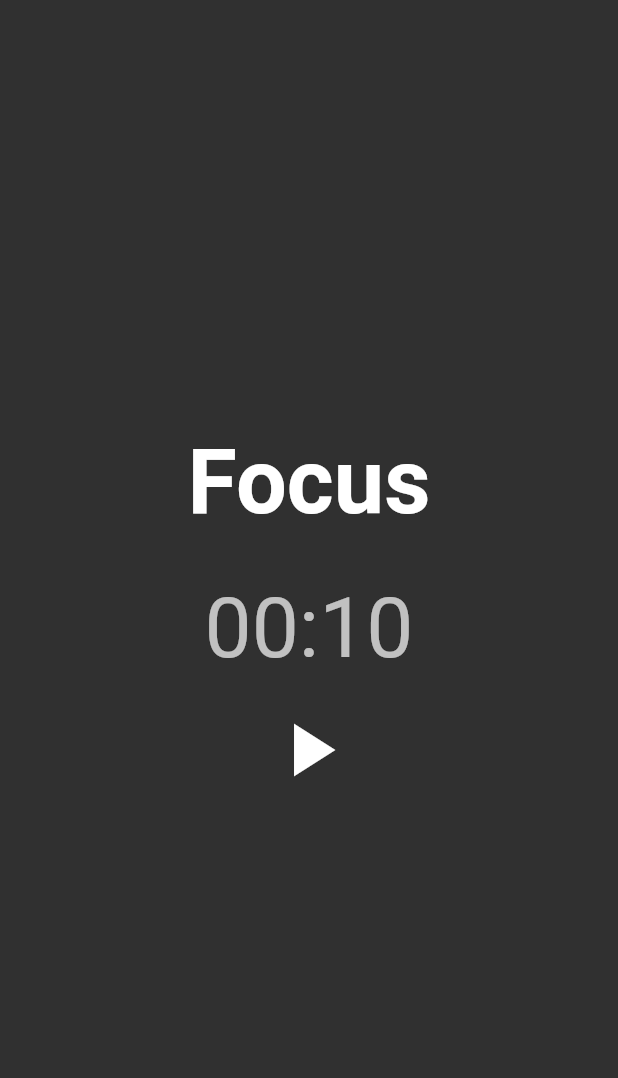
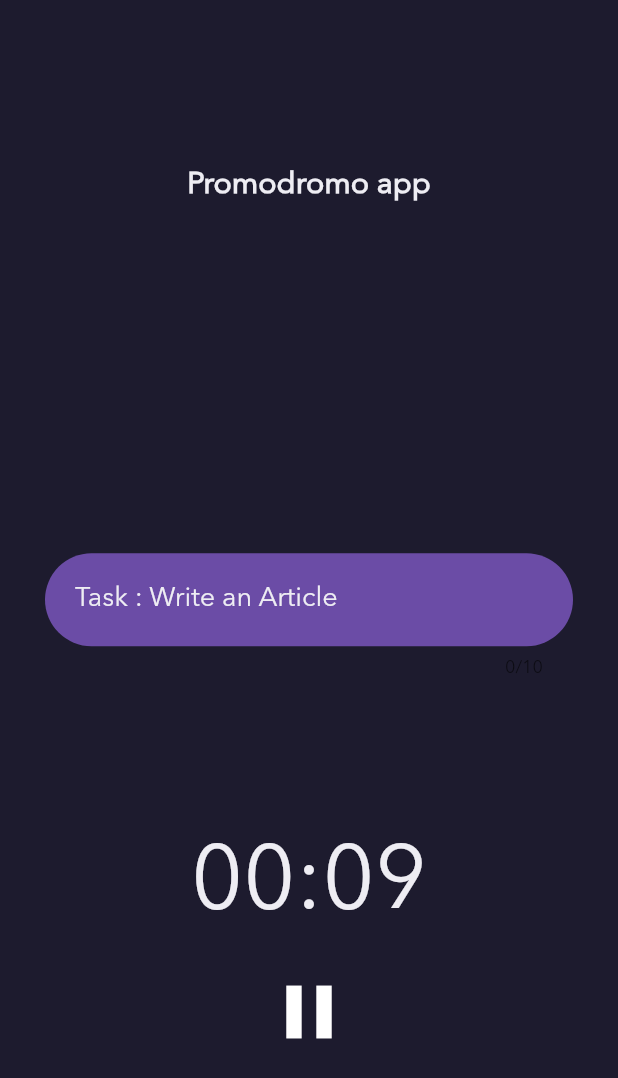
Before and after one commit to ayyyushhhhh/promodromo-timer, a Flutter app: the screen it shows after launch, after a tap on the "play arrow" icon, on a phone screen of 412 x 824 dp. Shown: the top 1078 px of the screen. Run offline on Flutter 3.47's test engine with Material 2 defaults, Android fonts, the phone set to English and light mode, and no system bars.

Commit message:
work timer provider added

```diff
--- a/lib/blocs/timer_bloc.dart
+++ /dev/null
@@ -1,56 +0,0 @@
-import 'dart:async';
-
-class WorkTimerBloc {
-  Timer? timer;
-  Duration duration = const Duration(seconds: 10);
-  final StreamController<Duration> _timerController =
-      StreamController<Duration>();
-
-  Stream<Duration> get timerStream => _timerController.stream;
-
-  void startTimer() {
-    timer = Timer.periodic(
-      const Duration(seconds: 1),
-      (_) {
-        if (duration.inSeconds > 0) {
-          _timerController.sink.add(duration);
-          duration = duration - const Duration(seconds: 1);
-        } else {
-          _timerController.sink.add(const Duration(seconds: 0));
-          stopTimer();
-        }
-      },
-    );
-  }
-
-  void startBreak() {
-    duration = const Duration(minutes: 5);
-    _timerController.sink.add(duration);
-    stopTimer();
-  }
-
-  bool sessionComplete() {
-    if (timer != null) {
-      if (timer!.isActive && duration.inSeconds <= 0) {
-        return true;
-      }
-    }
-    return false;
-  }
-
-  bool isActive() {
-    if (timer == null) {
-      return false;
-    } else {
-      if (timer!.isActive) {
-        return true;
-      } else {
-        return false;
-      }
-    }
-  }
-
-  void stopTimer() {
-    timer?.cancel();
-  }
-}
--- a/lib/main.dart
+++ b/lib/main.dart
@@ -1,7 +1,8 @@
 import 'package:flutter/material.dart';
-import 'package:promodromo/blocs/timer_bloc.dart';
+import 'package:promodromo/models/promodromo/timer_model.dart';
 import 'package:promodromo/models/session_model.dart';
 import 'package:promodromo/screens/home_screen.dart';
+import 'package:promodromo/utils/app_colors.dart';
 import 'package:provider/provider.dart';
 
 void main() {
@@ -15,13 +16,12 @@ class MyApp extends StatelessWidget {
   Widget build(BuildContext context) {
     return MaterialApp(
       title: 'Promodromo App',
-      theme: ThemeData.dark().copyWith(
-        canvasColor: Colors.black45,
-      ),
+      theme: ThemeData(
+          scaffoldBackgroundColor: scafoldColor, fontFamily: "Avenir Next"),
       home: MultiProvider(
         providers: [
-          Provider<WorkTimerBloc>(
-            create: (context) => WorkTimerBloc(),
+          ChangeNotifierProvider<TimerModel>(
+            create: (context) => TimerModel(),
           ),
           ChangeNotifierProvider(
             create: (context) => SessionModel(),
--- /dev/null
+++ b/lib/models/promodromo/timer_model.dart
@@ -0,0 +1,57 @@
+import 'dart:async';
+
+import 'package:flutter/material.dart';
+
+enum SessionType { workTime, breakTime }
+
+class TimerModel extends ChangeNotifier {
+  Duration _duration = const Duration(seconds: 10);
+  Timer? timer;
+
+  void startTimer() {
+    timer = Timer.periodic(
+      const Duration(seconds: 1),
+      (_) {
+        if (_duration.inSeconds > 0) {
+          _duration = _duration - const Duration(seconds: 1);
+          notifyListeners();
+        } else {
+          _duration = _duration - const Duration(seconds: 0);
+          stopTimer();
+        }
+      },
+    );
+  }
+
+  Duration get timerDuration {
+    return _duration;
+  }
+
+  void startBreak() {
+    _duration = const Duration(minutes: 5);
+    notifyListeners();
+  }
+
+  bool isTimerActive() {
+    if (timer != null) {
+      notifyListeners();
+      return timer!.isActive;
+    }
+    return false;
+  }
+
+  bool sessionComplete() {
+    if (timer != null) {
+      if (timer!.isActive && _duration.inSeconds <= 0) {
+        stopTimer();
+        return true;
+      }
+    }
+    return false;
+  }
+
+  void stopTimer() {
+    timer?.cancel();
+    notifyListeners();
+  }
+}
--- a/lib/screens/home_screen.dart
+++ b/lib/screens/home_screen.dart
@@ -1,6 +1,6 @@
 import 'package:flutter/material.dart';
-import 'package:promodromo/blocs/timer_bloc.dart';
-import 'package:promodromo/models/session_model.dart';
+import 'package:promodromo/models/promodromo/timer_model.dart';
+import 'package:promodromo/utils/app_colors.dart';
 import 'package:provider/provider.dart';
 
 class HomeScreen extends StatelessWidget {
@@ -16,59 +16,85 @@ class HomeScreen extends StatelessWidget {
 
   @override
   Widget build(BuildContext context) {
-    final timerBloc = Provider.of<WorkTimerBloc>(context, listen: false);
-    return Scaffold(
-      body: Column(
-        mainAxisAlignment: MainAxisAlignment.center,
+    return SafeArea(
+      child: Scaffold(
+        body: Container(
+          padding: const EdgeInsets.all(10),
+          child: Column(
+            mainAxisAlignment: MainAxisAlignment.spaceEvenly,
             crossAxisAlignment: CrossAxisAlignment.center,
             // ignore: prefer_const_literals_to_create_immutables
             children: [
-          const Text(
-            'Focus',
-            style: TextStyle(fontSize: 60, fontWeight: FontWeight.w700),
+              Text(
+                'Promodromo app',
+                style: TextStyle(
+                  fontSize: 20,
+                  fontWeight: FontWeight.bold,
+                  color: textColor,
+                ),
               ),
               const SizedBox(height: 30),
+              Container(
+                width: double.infinity,
+                margin: const EdgeInsets.only(left: 20, right: 20),
+                decoration: BoxDecoration(
+                  borderRadius: BorderRadius.circular(50),
+                ),
+                child: TextField(
+                  keyboardType: TextInputType.text,
+                  onChanged: (value) {},
+                  decoration: InputDecoration(
+                    contentPadding: const EdgeInsets.all(20),
+                    fillColor: writeUpColor,
+                    filled: true,
+                    border: OutlineInputBorder(
+                      borderRadius: BorderRadius.circular(50),
+                      borderSide: BorderSide.none,
+                    ),
+                    hintText: "Task : Write an Article ",
+                    hintStyle: TextStyle(
+                      fontSize: 18,
+                      color: textColor,
+                    ),
+                  ),
+                  maxLength: 10,
+                ),
+              ),
               Center(
-            child: StreamBuilder<Duration>(
-              stream: timerBloc.timerStream,
-              builder:
-                  (BuildContext context, AsyncSnapshot<Duration> snapshot) {
-                if (snapshot.hasData) {
-                  final Duration? timerDuration = snapshot.data;
-                  if (timerBloc.sessionComplete() == true) {
-                    final session =
-                        Provider.of<SessionModel>(context, listen: false);
-                    session.increaseNumSessions();
-                    timerBloc.startBreak();
+                child: Consumer<TimerModel>(
+                  builder: (context, timerModel, child) {
+                    if (timerModel.sessionComplete() == true) {
+                      timerModel.startBreak();
                     }
-                  return Text(
-                    formatTimer(timerDuration as Duration),
-                    style: Theme.of(context).textTheme.headline2,
-                  );
-                } else {
-                  return Text(
-                    formatTimer(timerBloc.duration),
-                    style: Theme.of(context).textTheme.headline2,
-                  );
-                }
-              },
-            ),
+                    return Column(
+                      children: [
+                        Text(
+                          formatTimer(timerModel.timerDuration),
+                          style: TextStyle(fontSize: 60, color: textColor),
                         ),
                         const SizedBox(height: 10),
                         IconButton(
                           iconSize: 60,
+                          color: Colors.white,
                           onPressed: () {
-              if (timerBloc.isActive() == false) {
-                timerBloc.startTimer();
+                            if (timerModel.isTimerActive() == false) {
+                              timerModel.startTimer();
                             } else {
-                timerBloc.stopTimer();
+                              timerModel.stopTimer();
                             }
                           },
-            icon: timerBloc.isActive()
+                          icon: timerModel.isTimerActive()
                               ? const Icon(Icons.pause)
                               : const Icon(Icons.play_arrow),
                         ),
                       ],
+                    );
+                  },
+                ),
+              ),
+            ],
+          ),
+        ),
       ),
     );
   }
--- /dev/null
+++ b/lib/utils/app_colors.dart
@@ -0,0 +1,7 @@
+import 'package:flutter/material.dart';
+
+Color scafoldColor = const Color(0xFF1d1b2e);
+Color writeUpColor = const Color(0xFF6b4ca6);
+Color selectionColor = const Color(0xFF4f40b2);
+Color dialColor = const Color(0xFF232330);
+Color textColor = const Color(0xFFeeedf3);
```
Also changed, not shown: pubspec.yaml (+5 -11 lines), assets/fonts/Avenir-Next-Font.ttf (added), 2 other files. Lines whose indentation alone changed are shown as unchanged.
